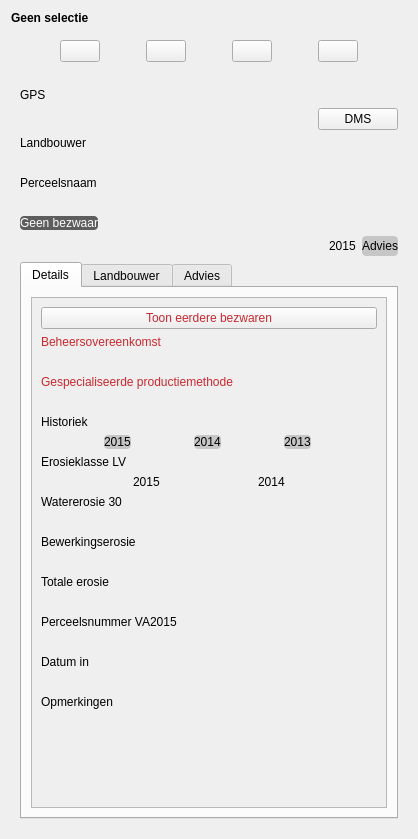
Qt form ui_parcelinfowidget.ui (DOV-Vlaanderen/erosiebezwaren) before a commit.
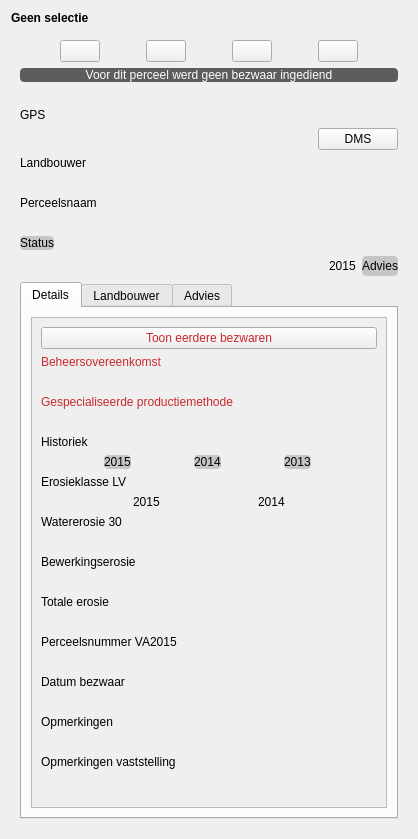
The same form after that commit. Icons and pictures are not drawn. Custom widgets are drawn as their Qt base class.

Commit message: Update advies knop.

The edit to the form file:
```diff
--- a/ui_parcelinfowidget.ui
+++ b/ui_parcelinfowidget.ui
@@ -150,6 +150,22 @@
         </item>
        </layout>
       </item>
+      <item>
+       <widget class="InvertedVisibilityBooleanLabel" name="efw2_datum_bezwaar">
+        <property name="styleSheet">
+         <string notr="true">* { background-color: #5D5D5D; color: white; border-radius: 4px;}</string>
+        </property>
+        <property name="text">
+         <string>Voor dit perceel werd geen bezwaar ingediend</string>
+        </property>
+        <property name="alignment">
+         <set>Qt::AlignCenter</set>
+        </property>
+        <property name="margin">
+         <number>4</number>
+        </property>
+       </widget>
+      </item>
       <item>
        <widget class="ValueLabel" name="efw_uniek_id">
         <property name="styleSheet">
@@ -269,10 +285,10 @@
          </sizepolicy>
         </property>
         <property name="styleSheet">
-         <string notr="true">* { background-color: #5D5D5D; color: white; border-radius: 4px;}</string>
+         <string notr="true">* { background-color: #C6C6C6; color: black; border-radius: 4px;}</string>
         </property>
         <property name="text">
-         <string>Geen bezwaar</string>
+         <string>Status</string>
         </property>
         <property name="margin">
          <number>4</number>
@@ -364,7 +380,7 @@
                <x>0</x>
                <y>0</y>
                <width>345</width>
-               <height>607</height>
+               <height>661</height>
               </rect>
              </property>
              <layout class="QVBoxLayout" name="verticalLayout_8">
@@ -639,7 +655,7 @@
               <item>
                <widget class="QLabel" name="lb_datum_in">
                 <property name="text">
-                 <string>Datum in</string>
+                 <string>Datum bezwaar</string>
                 </property>
                </widget>
               </item>
@@ -679,6 +695,29 @@
                 </property>
                </widget>
               </item>
+              <item>
+               <widget class="QLabel" name="lb_opmerkingen_vaststelling">
+                <property name="text">
+                 <string>Opmerkingen vaststelling</string>
+                </property>
+               </widget>
+              </item>
+              <item>
+               <widget class="AutohideValueLabel" name="efw_opmerkingen_vaststelling">
+                <property name="styleSheet">
+                 <string notr="true">* { font-style: italic;}</string>
+                </property>
+                <property name="text">
+                 <string/>
+                </property>
+                <property name="indent">
+                 <number>20</number>
+                </property>
+                <property name="buddy">
+                 <cstring>lb_opmerkingen_vaststelling</cstring>
+                </property>
+               </widget>
+              </item>
               <item>
                <spacer name="verticalSpacer">
                 <property name="orientation">
@@ -1273,6 +1312,11 @@
    <extends>QPushButton</extends>
    <header>Erosiebezwaren/widgets/valuelabel.h</header>
   </customwidget>
+  <customwidget>
+   <class>InvertedVisibilityBooleanLabel</class>
+   <extends>QLabel</extends>
+   <header>Erosiebezwaren/widgets/valuelabel.h</header>
+  </customwidget>
  </customwidgets>
  <resources>
   <include location="resources.qrc"/>
```
Left out of the diff: 4 changed lines with no effect on the pictures. The commit also changes 2 other files.
